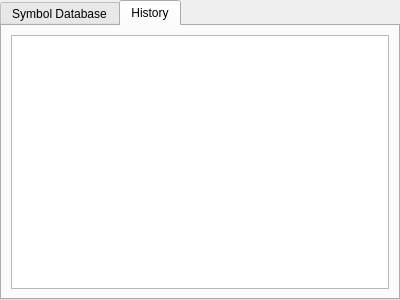
Qt form KayrebtViewer/databaseviewer.ui (lgeorget/KayrebtViewer) before a commit.
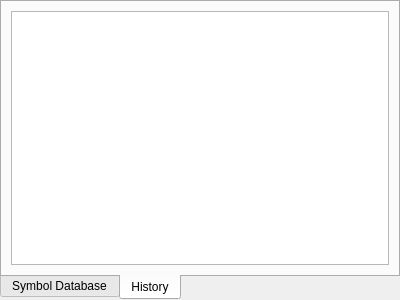
The same form after that commit. The open tabs and pages were chosen to show the change.

The edit to the form file:
```diff
--- a/KayrebtViewer/databaseviewer.ui
+++ b/KayrebtViewer/databaseviewer.ui
@@ -13,8 +13,17 @@
   <property name="windowTitle">
    <string>TabWidget</string>
   </property>
+  <property name="tabPosition">
+   <enum>QTabWidget::South</enum>
+  </property>
+  <property name="tabShape">
+   <enum>QTabWidget::Rounded</enum>
+  </property>
   <property name="currentIndex">
-   <number>0</number>
+   <number>1</number>
+  </property>
+  <property name="movable">
+   <bool>false</bool>
   </property>
   <widget class="QWidget" name="dbTab">
    <attribute name="title">
@@ -45,7 +54,17 @@
    </attribute>
    <layout class="QVBoxLayout" name="verticalLayout_2">
     <item>
-     <widget class="QTableView" name="historyView"/>
+     <widget class="QTreeView" name="historyView">
+      <property name="alternatingRowColors">
+       <bool>true</bool>
+      </property>
+      <property name="selectionMode">
+       <enum>QAbstractItemView::SingleSelection</enum>
+      </property>
+      <property name="selectionBehavior">
+       <enum>QAbstractItemView::SelectRows</enum>
+      </property>
+     </widget>
     </item>
    </layout>
   </widget>
```
Left out of the diff: 14 changed lines with no effect on the pictures.
